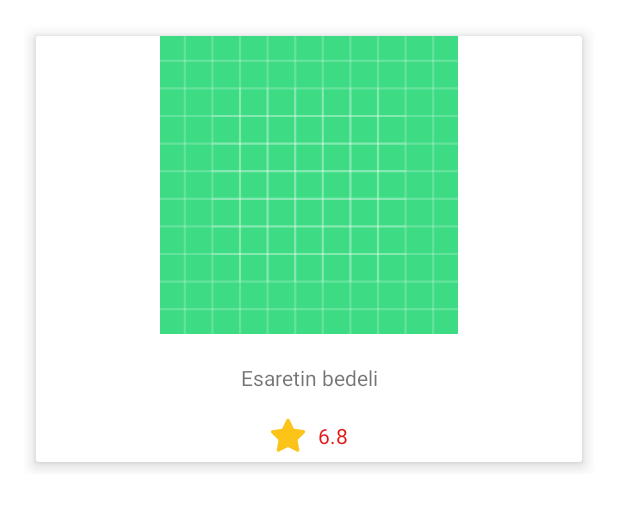
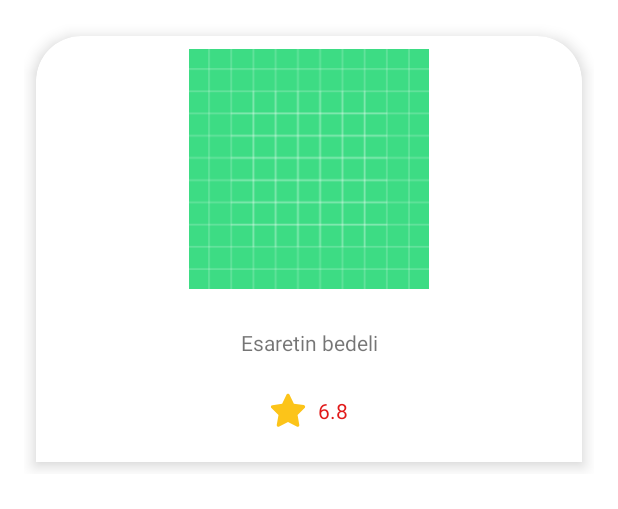
Before and after one commit to mehmetalikirmizitas/BootCampW5-MovieAppMVVMexample, an Android app: the layout movie_recycler_view_item.xml on its own in the app's theme, with its tools: preview values and no code run, on a phone screen of 412 x 824 dp. Shown: the top 509 px of the screen. Run offline under Robolectric (Android 15) with nearby library versions, the phone set to English and light mode, and no system bars.

Commit message:
Make small design changes in movie screen

```diff
--- a/app/src/main/java/com/malikirmizitas/movieapp/ui/movie/MovieViewModel.kt
+++ b/app/src/main/java/com/malikirmizitas/movieapp/ui/movie/MovieViewModel.kt
@@ -17,7 +17,8 @@ class MovieViewModel : ViewModel() {
             movies.value = MovieStateModel(it)
         }
     }
-    fun getMoviesWithPagination(){
-        apiRepository.getAllMovies(lang,++page)
+
+    fun getMoviesWithPagination() {
+        apiRepository.getAllMovies(lang, ++page)
     }
 }
--- a/app/src/main/res/layout/movie_recycler_view_item.xml
+++ b/app/src/main/res/layout/movie_recycler_view_item.xml
@@ -15,10 +15,11 @@
         android:layout_height="300dp"
         android:layout_margin="@dimen/default_margin_small">
 
-        <androidx.cardview.widget.CardView
+        <com.google.android.material.card.MaterialCardView
             android:id="@+id/movieCardView"
             android:layout_width="match_parent"
             android:layout_height="match_parent"
+            style="@style/AllMovieListCardViewStyle"
             android:layout_margin="@dimen/default_margin_xxsmall"
             app:cardElevation="6dp"
             app:layout_constraintBottom_toBottomOf="parent"
@@ -35,9 +36,8 @@
                     imageUrl="@{movies.posterPath}"
                     android:layout_width="match_parent"
                     android:layout_height="0dp"
-                    android:scaleType="fitCenter"
                     app:layout_constraintEnd_toEndOf="parent"
-                    app:layout_constraintHeight_percent="0.7"
+                    app:layout_constraintHeight_percent="0.6"
                     app:layout_constraintStart_toStartOf="parent"
                     app:layout_constraintTop_toTopOf="parent"
                     tools:src="@drawable/ic_launcher_background" />
@@ -81,7 +81,7 @@
                     app:layout_constraintTop_toTopOf="@id/movieRatingStar"
                     tools:text="6.8" />
             </androidx.constraintlayout.widget.ConstraintLayout>
-        </androidx.cardview.widget.CardView>
+        </com.google.android.material.card.MaterialCardView>
     </androidx.constraintlayout.widget.ConstraintLayout>
 
 </layout>
--- a/app/src/main/res/values/dimens.xml
+++ b/app/src/main/res/values/dimens.xml
@@ -31,11 +31,10 @@
     <dimen name="default_card_view_height_medium">50dp</dimen>
     <dimen name="default_card_view_height_small">40dp</dimen>
     <dimen name="default_edit_text_height">50dp</dimen>
-    <dimen name="recycler_view_item_height">72dp</dimen>
     <dimen name="default_separator_height">2dp</dimen>
     <dimen name="default_guideline_height">1dp</dimen>
     <dimen name="login_logo_height">50dp</dimen>
-    <dimen name="movie_recycler_view_card_height">300dp</dimen>
+    <dimen name="movie_recycler_view_card_height">350dp</dimen>
 
     <!-- weight -->
     <dimen name="movie_recycler_view_card_weight">180dp</dimen>
```
Also changed, not shown: app/src/main/java/com/malikirmizitas/movieapp/ui/moviedetail/MovieDetailViewStateModel.kt (+3 -6 lines).
